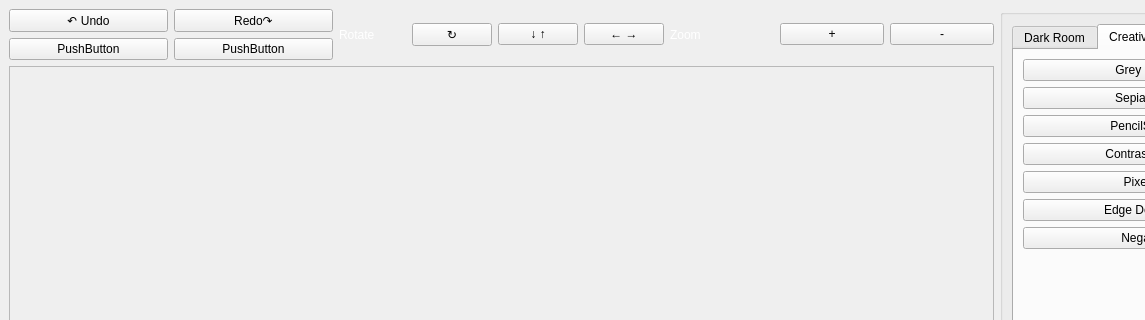
This is Fotoshop/workingwindow.ui in Hardikp16/CS340 as Qt 5 draws it before an edit; both pictures show x 0 to 1145 and y 0 to 320 of the 1299 by 680 pixel window. The edited form follows.
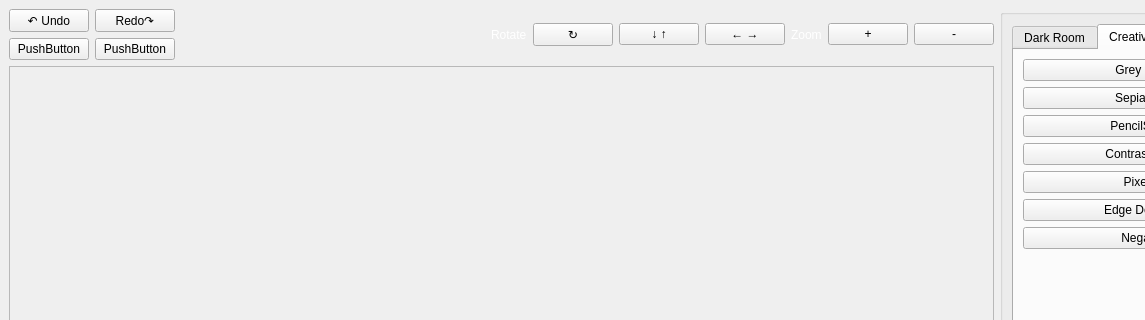
This is the edited form. The open tabs and pages were chosen to show the change.

What changed in the file:
```diff
--- a/Fotoshop/workingwindow.ui
+++ b/Fotoshop/workingwindow.ui
@@ -106,6 +106,19 @@
         </item>
        </layout>
       </item>
+      <item>
+       <spacer name="horizontalSpacer">
+        <property name="orientation">
+         <enum>Qt::Horizontal</enum>
+        </property>
+        <property name="sizeHint" stdset="0">
+         <size>
+          <width>40</width>
+          <height>20</height>
+         </size>
+        </property>
+       </spacer>
+      </item>
       <item>
        <layout class="QHBoxLayout" name="horizontalLayout_6">
         <item>
```
Left out of the diff: 5 changed lines with no effect on the pictures.
